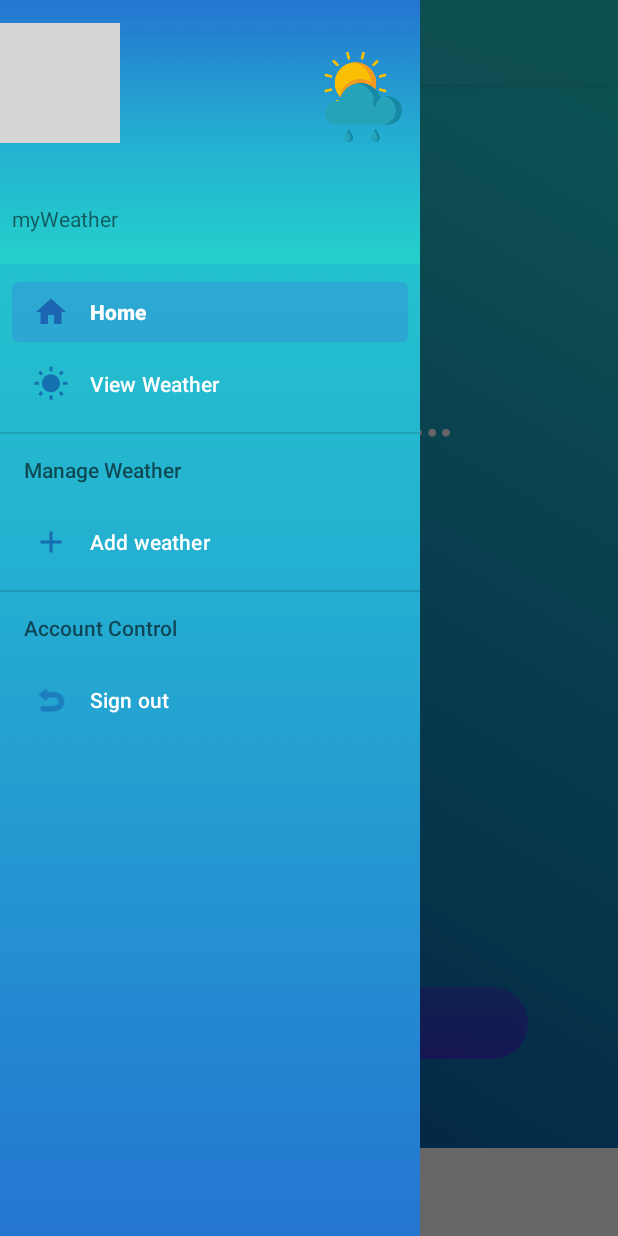
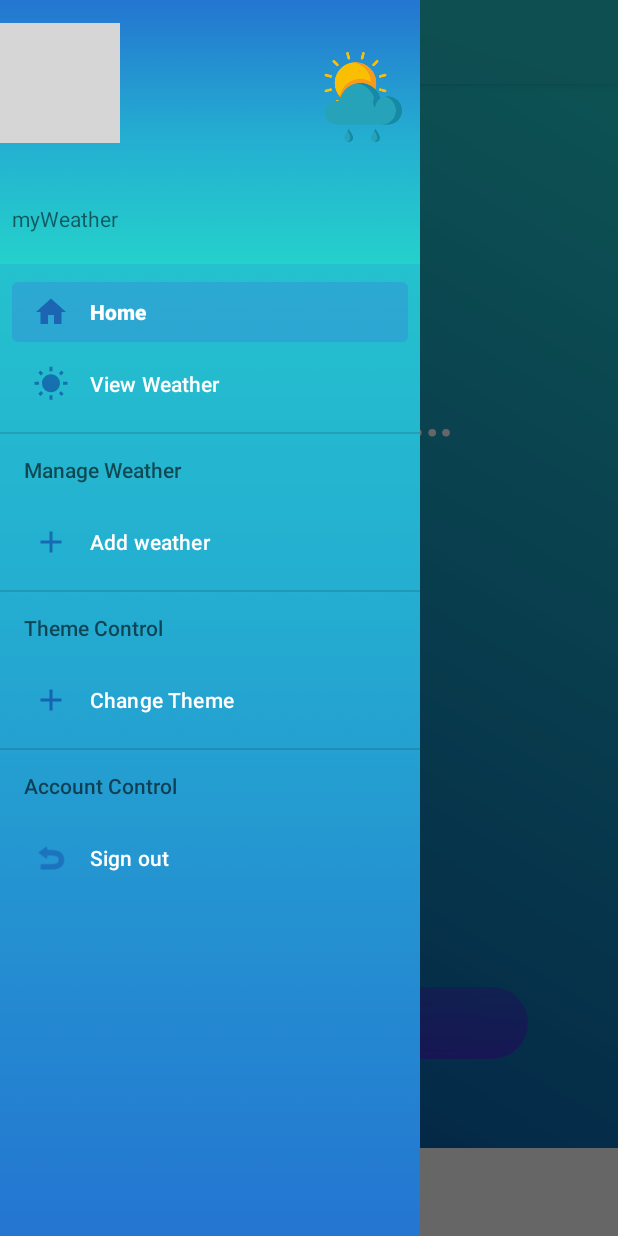
Before and after one commit to code-Adrian/myWeather, an Android app: the home screen opened directly, with no data from a screen before it, with the side drawer open, on a phone screen of 412 x 824 dp. Run offline under Robolectric (Android 15) with nearby library versions, the phone set to English and light mode, and no system bars; our stand-ins replace Firebase (no records; nobody signed in at launch, a user with empty details on screens opened directly), navigation-ui; libraries missing offline, so code that uses them is left out: com.firebase.ui, com.vmadalin.easypermissions; 3 statements that could not run were skipped; grey boxes are pictures that could not be loaded.

Commit message:
Basic theme toggling, No Major difference [+] New nav_drawer menu item to toggle night mode

```diff
--- a/app/build.gradle
+++ b/app/build.gradle
@@ -49,8 +49,8 @@ dependencies {
     implementation 'com.google.android.material:material:1.6.0-beta01'
     implementation 'androidx.constraintlayout:constraintlayout:2.1.3'
     implementation 'com.google.firebase:firebase-database:20.0.4'
-    implementation "androidx.navigation:navigation-fragment-ktx:2.4.1"
-    implementation "androidx.navigation:navigation-ui-ktx:2.4.1"
+    implementation "androidx.navigation:navigation-fragment-ktx:2.3.5"
+    implementation "androidx.navigation:navigation-ui-ktx:2.3.5"
     implementation 'androidx.legacy:legacy-support-v4:1.0.0'
     implementation "com.google.code.gson:gson:2.8.6"
     implementation "androidx.lifecycle:lifecycle-viewmodel-ktx:2.4.1"
--- a/app/src/main/AndroidManifest.xml
+++ b/app/src/main/AndroidManifest.xml
@@ -29,7 +29,9 @@
                 <category android:name="android.intent.category.LAUNCHER" />
             </intent-filter>
         </activity>
-        <activity android:name=".activities.home">
+        <activity android:name=".activities.home"
+            android:theme="@style/Theme.MyWeather"
+            >
 
         </activity>
     </application>
--- a/app/src/main/java/org/wit/myweather/activities/home.kt
+++ b/app/src/main/java/org/wit/myweather/activities/home.kt
@@ -1,10 +1,14 @@
 package org.wit.myweather.activities
 
+import android.app.Application
 import android.content.Intent
+import android.content.res.Configuration
 import androidx.appcompat.app.AppCompatActivity
 import android.os.Bundle
 import android.view.Menu
 import android.widget.Toast
+import androidx.appcompat.app.AppCompatDelegate
+import androidx.appcompat.app.AppCompatDelegate.*
 import androidx.appcompat.widget.Toolbar
 import androidx.drawerlayout.widget.DrawerLayout
 import androidx.lifecycle.Observer
@@ -16,6 +20,7 @@ import com.google.firebase.auth.FirebaseUser
 import org.wit.myweather.R
 import org.wit.myweather.databinding.HomeBinding
 import org.wit.myweather.databinding.NavHeaderBinding
+import org.wit.myweather.main.Main
 import org.wit.myweather.ui.auth.LoggedInViewModel
 import org.wit.myweather.ui.auth.Login
 import kotlin.math.sign
@@ -29,7 +34,6 @@ class home : AppCompatActivity() {
 
     override fun onCreate(savedInstanceState: Bundle?) {
         super.onCreate(savedInstanceState)
-
         homeBinding = HomeBinding.inflate(layoutInflater)
         setContentView(homeBinding.root)
         drawerLayout = homeBinding.drawerLayout
@@ -48,6 +52,7 @@ class home : AppCompatActivity() {
             setupActionBarWithNavController(navController, appBarConfiguration)
 
         signOut(navView)
+        changeTheme(navView)
     }
 
     override fun onStart() {
@@ -62,10 +67,12 @@ class home : AppCompatActivity() {
             }
         })
 
+
+
+
         loggedInViewModel.loggedOut.observe(this, Observer { loggedout ->
             if (loggedout) {
                 //startActivity(Intent(this, Login::class.java))
-                println(loggedout)
             }
         })
     }
@@ -113,6 +120,23 @@ class home : AppCompatActivity() {
         }
     }
 
+    fun changeTheme(navView: NavigationView){
+        val menu: Menu = navView.getMenu()
+        val menuItem = menu.findItem(R.id.weatherTheme)
+        menuItem.setOnMenuItemClickListener {
+            if(getDefaultNightMode() == AppCompatDelegate.MODE_NIGHT_YES){
+                AppCompatDelegate.setDefaultNightMode(MODE_NIGHT_NO)
+                println("NIGHT MODE OFF")
+            }else{
+                AppCompatDelegate.setDefaultNightMode(MODE_NIGHT_YES)
+                println("NIGHT MODE ON")
+            }
+            true
+        }
+
+    }
+
+
     override fun onSupportNavigateUp(): Boolean {
         val navController = findNavController(R.id.nav_host_fragment)
         return navController.navigateUp(appBarConfiguration) || super.onSupportNavigateUp()
--- a/app/src/main/java/org/wit/myweather/ui/menu/MenuFragment.kt
+++ b/app/src/main/java/org/wit/myweather/ui/menu/MenuFragment.kt
@@ -9,6 +9,7 @@ import android.view.LayoutInflater
 import android.view.View
 import android.view.ViewGroup
 import android.widget.Toast
+import androidx.appcompat.app.AppCompatDelegate
 import androidx.fragment.app.viewModels
 import androidx.lifecycle.Observer
 import androidx.lifecycle.ViewModelProvider
@@ -63,9 +64,11 @@ class MenuFragment : Fragment(), EasyPermissions.PermissionCallbacks{
         setDetails()
 
         fragBinding.menuButton.setOnClickListener{
+
                 val action =
                     org.wit.myweather.ui.menu.MenuFragmentDirections.actionMenuFragmentToWeatherList()
-                findNavController().navigate((action))
+                findNavController().navigate(action)
+
             fragBinding.progressBar.visibility = View.VISIBLE
         }
 
--- a/app/src/main/java/org/wit/myweather/ui/weatherlist/WeatherListFragment.kt
+++ b/app/src/main/java/org/wit/myweather/ui/weatherlist/WeatherListFragment.kt
@@ -6,6 +6,7 @@ import android.view.*
 import androidx.fragment.app.Fragment
 import androidx.lifecycle.Observer
 import androidx.lifecycle.ViewModelProvider
+import androidx.navigation.Navigation
 import androidx.navigation.findNavController
 import androidx.navigation.fragment.findNavController
 import androidx.navigation.ui.NavigationUI
@@ -59,6 +60,7 @@ class WeatherListFragment : Fragment(),WeatherListener,EditListener {
     }
 
     override fun onWeatherClick(weather: WeatherModel) {
+
         val action =
             WeatherListFragmentDirections.actionWeatherListFragmentToWeatherTemperatureFragment(
                 weather
--- a/app/src/main/res/menu/nav_drawer_menu.xml
+++ b/app/src/main/res/menu/nav_drawer_menu.xml
@@ -24,6 +24,16 @@
         </menu>
     </item>
 
+    <item android:title="@string/theme_control">
+        <menu>
+            <item
+                android:id="@+id/weatherTheme"
+                android:icon="@drawable/ic_add_weather"
+                android:title="@string/change_theme" />
+
+        </menu>
+    </item>
+
     <item android:title="@string/account_control">
         <menu>
             <item
--- a/app/src/main/res/navigation/main_navigation.xml
+++ b/app/src/main/res/navigation/main_navigation.xml
@@ -16,7 +16,7 @@
             app:enterAnim="@anim/enter_animation"
             app:exitAnim="@anim/exit_animation"
             app:popUpTo="@id/weatherListFragment"
-            app:popUpToInclusive="false" />
+             />
     </fragment>
     <fragment
         android:id="@+id/weatherFragment"
--- a/app/src/main/res/values-night/themes.xml
+++ b/app/src/main/res/values-night/themes.xml
@@ -1,6 +1,6 @@
 <resources xmlns:tools="http://schemas.android.com/tools">
     <!-- Base application theme. -->
-    <style name="Theme.MyWeather" parent="Theme.MaterialComponents.DayNight.DarkActionBar">
+    <style name="Theme.MyWeather" parent="Theme.MaterialComponents.DayNight.NoActionBar">
         <!-- Primary brand color. -->
         <item name="colorPrimary">@color/purple_200</item>
         <item name="colorPrimaryVariant">@color/purple_700</item>
@@ -13,4 +13,5 @@
         <item name="android:statusBarColor" tools:targetApi="l">?attr/colorPrimaryVariant</item>
         <!-- Customize your theme here. -->
     </style>
+
 </resources>
--- a/app/src/main/res/values/strings.xml
+++ b/app/src/main/res/values/strings.xml
@@ -60,5 +60,7 @@
 
     <string name="sign_out">Sign out</string>
     <string name="account_control">Account Control</string>
+    <string name="theme_control">Theme Control</string>
+    <string name="change_theme">Change Theme</string>
 
 </resources>
```
Also changed, not shown: app/src/main/java/org/wit/myweather/main/Main.kt (+10 -7 lines), app/src/main/res/navigation/nav_graph.xml (deleted, +0 -28 lines).
